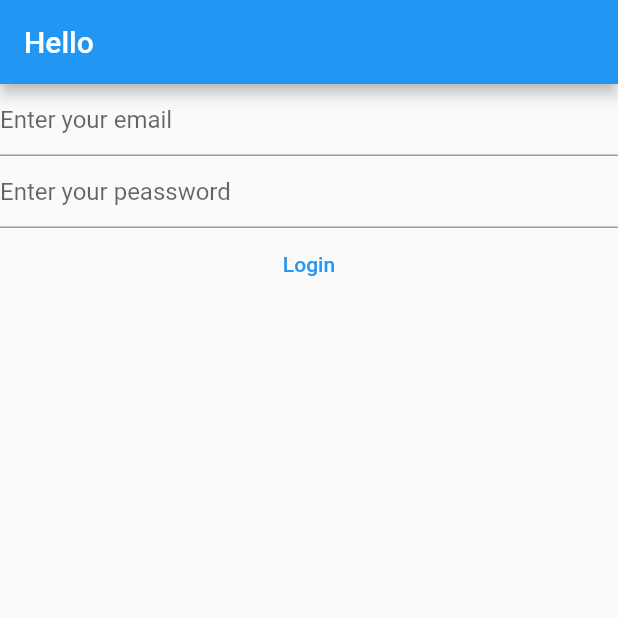
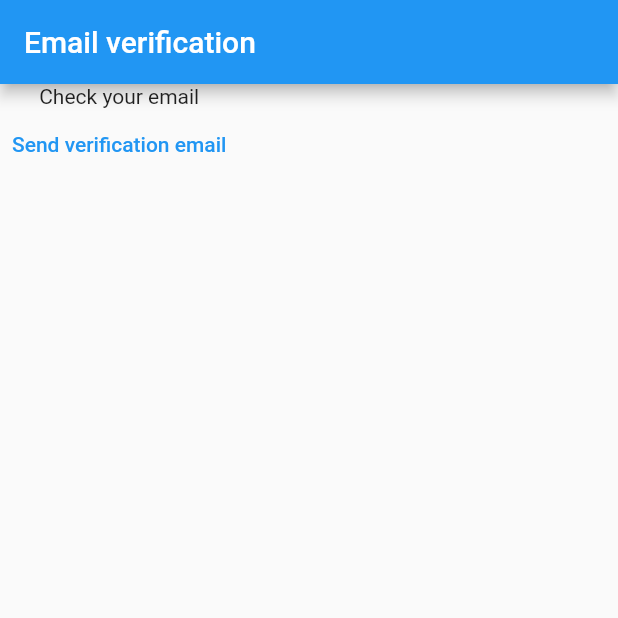
Before and after one commit to mordenius/learning-dart, a Flutter app: the screen it shows after launch, on a phone screen of 412 x 824 dp, the top half of it. Run offline on Flutter 3.47's test engine with Material 2 defaults, Android fonts, the phone set to English and light mode, and no system bars; our stand-ins replace firebase_auth, firebase_core; accounts and stored records are empty.

Commit message:
chore(views) email verification

```diff
--- a/lib/main.dart
+++ b/lib/main.dart
@@ -1,6 +1,7 @@
 import 'package:firebase_auth/firebase_auth.dart';
 import 'package:firebase_core/firebase_core.dart';
 import 'package:flutter/material.dart';
+import 'package:learning_dart/views/verify_email_view.dart';
 import './views/register_view.dart';
 import './views/login_view.dart';
 import './firebase_options.dart';
@@ -30,10 +31,10 @@ class MyApp extends StatelessWidget {
               case ConnectionState.done:
                 final emailVerified =
                     FirebaseAuth.instance.currentUser?.emailVerified ?? false;
-                if (emailVerified) {
-                  print('Email verified');
-                } else {
-                  print('You need to verify your email first');
+                if (!emailVerified) {
+                  // Navigator.of(context).push(MaterialPageRoute(
+                  //     builder: (context) => const VerifyEmailView()));
+                  return const VerifyEmailView();
                 }
 
                 return Scaffold(
--- /dev/null
+++ b/lib/views/verify_email_view.dart
@@ -0,0 +1,29 @@
+import 'package:firebase_auth/firebase_auth.dart';
+import 'package:flutter/material.dart';
+import 'package:flutter/widgets.dart';
+
+class VerifyEmailView extends StatefulWidget {
+  const VerifyEmailView({Key? key}) : super(key: key);
+
+  @override
+  State<VerifyEmailView> createState() => _VerifyEmailViewState();
+}
+
+class _VerifyEmailViewState extends State<VerifyEmailView> {
+  @override
+  Widget build(BuildContext context) {
+    return Scaffold(
+      appBar: AppBar(
+        title: const Text("Email verification"),
+      ),
+      body: Column(children: [
+        const Text('Check your email'),
+        TextButton(
+            onPressed: () async {
+              await FirebaseAuth.instance.currentUser?.sendEmailVerification();
+            },
+            child: const Text("Send verification email"))
+      ]),
+    );
+  }
+}
```
